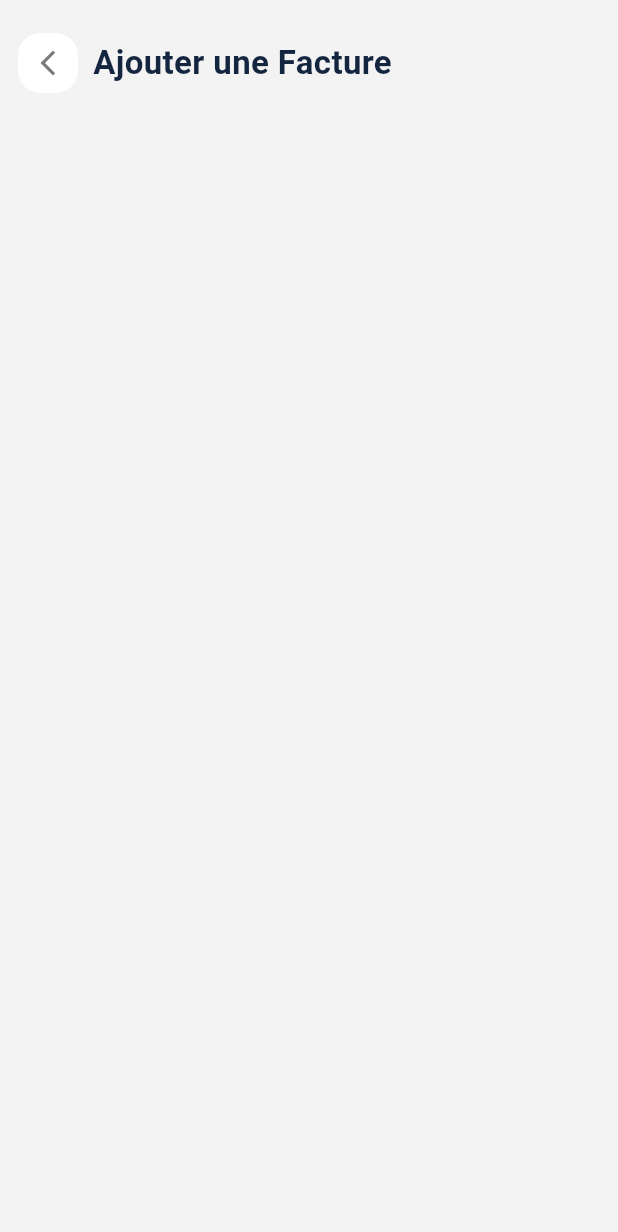
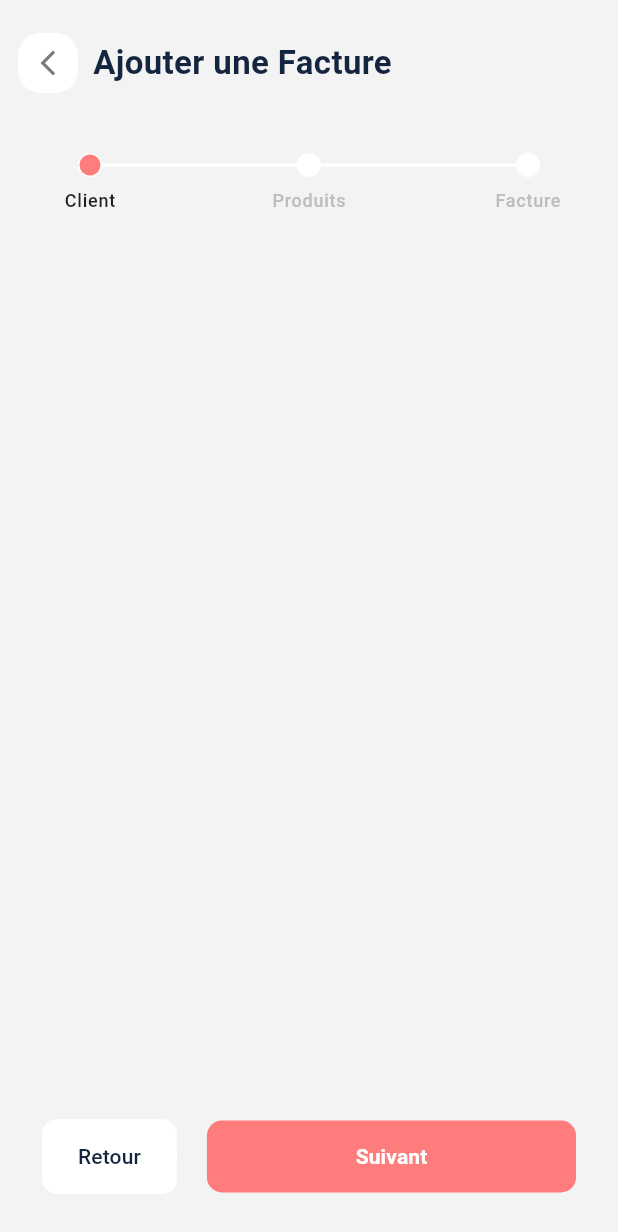
Before and after one commit to Alexo05/MesFacture, a Flutter app: the AddInvoice screen opened directly, on a phone screen of 412 x 824 dp. Shown: the top 1232 px of the screen. Run offline on Flutter 3.47's test engine with Material 3 defaults, Android fonts, the light colour scheme and no system bars; drawn by our look-alikes of easy_stepper; our stand-ins replace flutter_slidable; missing offline and left inert: alert_info.

Commit message:
commit02

```diff
--- a/mes_factures/lib/Screens/Invoices/AddInvoice.dart
+++ b/mes_factures/lib/Screens/Invoices/AddInvoice.dart
@@ -1,3 +1,4 @@
+import 'package:easy_stepper/easy_stepper.dart';
 import 'package:flutter/material.dart';
 
 class AddInvoice extends StatefulWidget {
@@ -8,6 +9,36 @@ class AddInvoice extends StatefulWidget {
 }
 
 class _AddInvoiceState extends State<AddInvoice> {
+
+  int activeStep = 0;
+  bool isForward = true;
+
+  void nextStep() {
+      setState(() {
+        if(activeStep == 1 ){
+
+            activeStep++;
+            isForward = true;
+        }
+        else if (activeStep < 2) {
+          activeStep++;
+          isForward = true;
+        } else {
+
+        };
+
+      });
+  }
+
+  void previousStep() {
+    if (activeStep > 0) {
+      setState(() {
+        activeStep--;
+        isForward = false;
+      });
+    }
+  }
+
   @override
   Widget build(BuildContext context) {
     return  Scaffold(
@@ -17,6 +48,9 @@ class _AddInvoiceState extends State<AddInvoice> {
       body: Padding(
         padding: const EdgeInsets.all(12.0),
         child: Column(
+          mainAxisAlignment: MainAxisAlignment.spaceBetween,
+          children: [
+            Column(
               children: [
                 Row(
                    children: [
@@ -43,6 +77,117 @@ class _AddInvoiceState extends State<AddInvoice> {
                          Text("Ajouter une Facture", style: TextStyle(fontSize: 22, fontWeight: FontWeight.bold, color: Theme.of(context).colorScheme.onSurface),),
                    ],
                  ),
+                 SizedBox(height: 10,),
+                 SizedBox(
+                      height: 100,
+                      child: EasyStepper(
+                      activeStep: activeStep,
+                      activeStepTextColor: Colors.black87,
+                      finishedStepTextColor: Colors.black87,
+                      internalPadding: 0,
+                      showLoadingAnimation: false,
+                      stepRadius: 8,
+                      showStepBorder: false,
+                      lineStyle: LineStyle(
+                        lineType: LineType.normal,
+                        defaultLineColor: Colors.white,
+                        finishedLineColor: Theme.of(context).colorScheme.primary,
+                        lineLength: 130,
+                        lineSpace: 0,
+                        lineThickness: 2,
+                      ),
+                      steps: [
+                        EasyStep(
+                          customStep: CircleAvatar(
+                            radius: 8,
+                            backgroundColor: Colors.white,
+                            child: CircleAvatar(
+                              radius: 7,
+                              backgroundColor:
+                                  activeStep >= 0 ? Theme.of(context).colorScheme.primary: Colors.white,
+                            ),
+                          ),
+                          title: 'Client',
+                        ),
+                        EasyStep(
+                          customStep: CircleAvatar(
+                            radius: 8,
+                            backgroundColor: Colors.white,
+                            child: CircleAvatar(
+                              radius: 7,
+                              backgroundColor:
+                                  activeStep >= 1 ? Theme.of(context).colorScheme.primary: Colors.white,
+                            ),
+                          ),
+                          title: 'Produits',
+                          topTitle: true,
+                        ),
+                        EasyStep(
+                          customStep: CircleAvatar(
+                            radius: 8,
+                            backgroundColor: Colors.white,
+                            child: CircleAvatar(
+                              radius: 7,
+                              backgroundColor:
+                                  activeStep >= 2 ? Theme.of(context).colorScheme.primary: Colors.white,
+                            ),
+                          ),
+                          title: 'Facture',
+                        ),
+
+                      ],
+                      onStepReached: (index) =>
+                          setState(() => activeStep = index),
+                                 ),
+                    ),
+                    SizedBox(height: 20,),
+
+              ],
+            ),
+             Padding(
+            padding: EdgeInsets.all(16.0),
+            child: Row(
+              mainAxisAlignment: MainAxisAlignment.spaceBetween,
+              children: [
+                Container(
+                  height: 50,
+                  decoration: BoxDecoration(
+                    color: Colors.white,
+                    borderRadius: BorderRadius.circular(10),
+                  ),
+                  child: ElevatedButton(
+                    onPressed: previousStep,
+                    style: ButtonStyle(
+                      backgroundColor: WidgetStateProperty.all(Colors.white),
+                      shadowColor: WidgetStateProperty.all(Colors.transparent),
+                    ),
+                    child: Text("Retour" , style: TextStyle(color: Theme.of(context).colorScheme.onSurface),),
+                  ),
+                ),
+                SizedBox(width: 20,),
+                Expanded(
+                  child: Container(
+                    decoration: BoxDecoration(
+                      color: Theme.of(context).colorScheme.primary,
+                      borderRadius: BorderRadius.circular(10),
+                    ),
+                    child: ElevatedButton(
+                      onPressed: nextStep,
+                      style: ButtonStyle(
+                        backgroundColor: WidgetStateProperty.all(Colors.transparent),
+                        shadowColor: WidgetStateProperty.all(Colors.transparent),
+                      ),
+                      child: Text(activeStep < 2 ? "Suivant" : "Enregistrer",
+                      style: TextStyle(
+                        color: Colors.white, fontWeight: FontWeight.w600,
+                        ),
+                        ),
+                    ),
+                  ),
+                ),
+              ],
+            ),
+          ),
           ],
         ),
       ),
```
Also changed, not shown: mes_factures/lib/Components/ClientForm.dart (added). Lines whose indentation alone changed are shown as unchanged.
